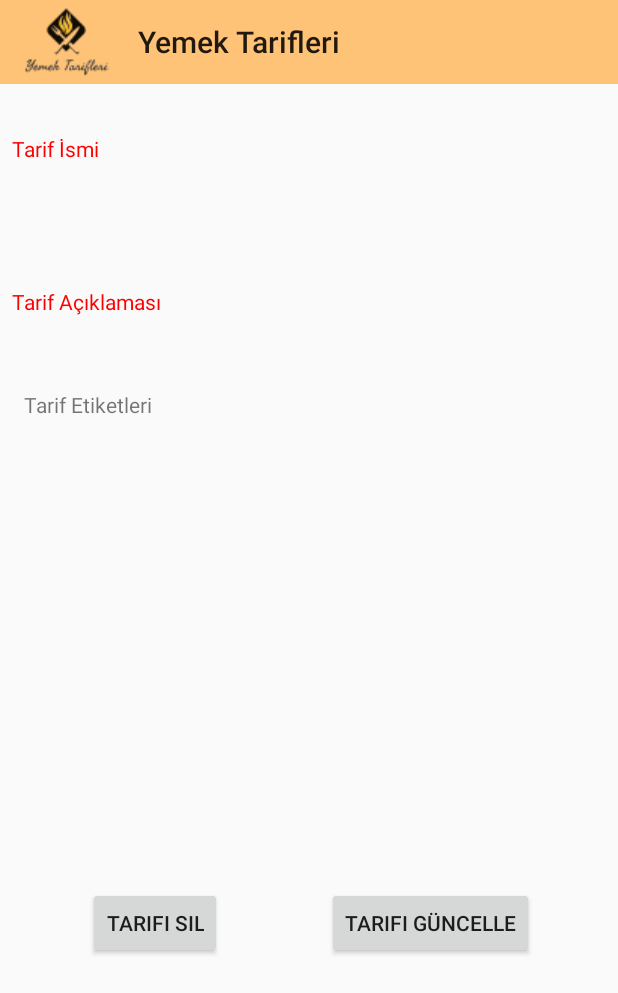
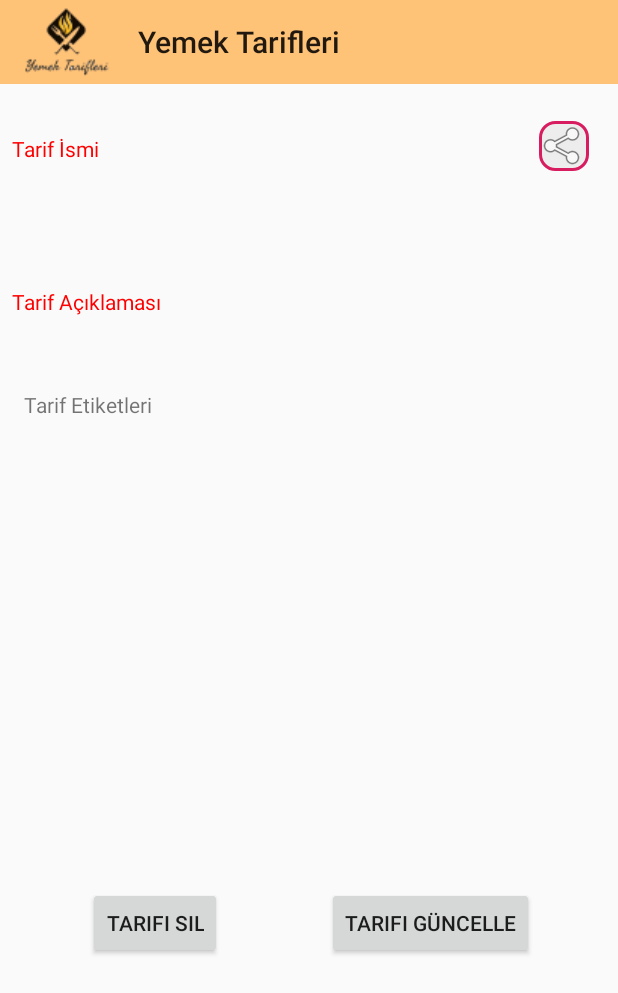
Before and after one commit to burakbaran/Recipe-Management-Service-android, an Android app: the ViewRecipe screen opened directly, with no data from a screen before it, on a phone screen of 412 x 824 dp. Shown: the top 993 px of the screen. Run offline under Robolectric (Android 15) with nearby library versions, the phone set to English and light mode, and no system bars; 5 statements that could not run were skipped.

Commit message:
url share is done.

```diff
--- a/app/src/main/java/com/recipemanagement/recipemanagement/ViewRecipe.java
+++ b/app/src/main/java/com/recipemanagement/recipemanagement/ViewRecipe.java
@@ -12,6 +12,7 @@ import android.view.View;
 import android.widget.ArrayAdapter;
 import android.widget.Button;
 import android.widget.EditText;
+import android.widget.ImageButton;
 import android.widget.ListView;
 
 import org.json.JSONArray;
@@ -34,6 +35,7 @@ public class ViewRecipe extends AppCompatActivity {
     private EditText recipeDetails;
     private Button deleteButton;
     private Button updateButton;
+    private ImageButton shareButton;
     private ListView tagLists;
     private Bundle extra;
     private String id;
@@ -67,9 +69,15 @@ public class ViewRecipe extends AppCompatActivity {
         deleteButton = findViewById(R.id.deleteButton);
         updateButton = findViewById(R.id.updateButton);
         tagLists = findViewById(R.id.tagLists);
+        shareButton= findViewById(R.id.share_button);
         extra = this.getIntent().getExtras();
 
-
+        shareButton.setOnClickListener(new View.OnClickListener() {
+            @Override
+            public void onClick(View v) {
+                shareTextUrl();
+            }
+        });
 
         if(extra == null){
             id = null;
@@ -124,6 +132,20 @@ public class ViewRecipe extends AppCompatActivity {
         editText.setCursorVisible(false);
         editText.setKeyListener(null);
         editText.setBackgroundColor(Color.TRANSPARENT);
+    }
+
+    private void shareTextUrl() {
+        Intent share = new Intent(android.content.Intent.ACTION_SEND);
+        share.setType("text/plain");
+        share.addFlags(Intent.FLAG_ACTIVITY_CLEAR_WHEN_TASK_RESET);
+        String value =(String) extra.get("idofItem");
+
+        // Add data to the intent, the receiving app will decide
+        // what to do with it.
+        share.putExtra(Intent.EXTRA_SUBJECT, "Title Of The Post");
+        share.putExtra(Intent.EXTRA_TEXT, "https://recipe-management-service-web.herokuapp.com/recipe.html?id=" + value);
+
+        startActivity(Intent.createChooser(share, "Tarifi Paylaş!"));
     }
 
     protected class JsonTask extends AsyncTask<Void, Void, JSONObject>
@@ -196,8 +218,9 @@ public class ViewRecipe extends AppCompatActivity {
                 for(int i = 0; i < myJson.length(); i++) {
                     tags.add(myJson.get(i).toString());
                 }
+                adapter.notifyDataSetChanged();
+
                 setTitle(recipeName.getText().toString());
-                adapter.notifyDataSetChanged();
             } catch (JSONException e) {
                 e.printStackTrace();
             }
--- a/app/src/main/res/layout/activity_view_recipe.xml
+++ b/app/src/main/res/layout/activity_view_recipe.xml
@@ -141,6 +141,23 @@
                 app:layout_constraintEnd_toEndOf="parent"
                 app:layout_constraintTop_toBottomOf="@+id/tagLists" />
 
+            <ImageButton
+                android:id="@+id/share_button"
+                android:layout_width="wrap_content"
+                android:layout_height="wrap_content"
+                android:layout_marginStart="8dp"
+                android:layout_marginTop="8dp"
+                android:layout_marginEnd="8dp"
+                android:layout_marginBottom="8dp"
+                android:background="@drawable/custom_background"
+                android:src="@android:drawable/ic_menu_share"
+                app:layout_constraintBottom_toTopOf="@+id/recipeName"
+                app:layout_constraintEnd_toEndOf="parent"
+                app:layout_constraintHorizontal_bias="0.962"
+                app:layout_constraintStart_toEndOf="@+id/textView"
+                app:layout_constraintTop_toTopOf="parent"
+                app:layout_constraintVertical_bias="1.0" />
+
         </android.support.constraint.ConstraintLayout>
     </ScrollView>
 </RelativeLayout>
```
Also changed, not shown: app/src/main/java/com/recipemanagement/recipemanagement/AddActivity.java (+32 -1 lines), app/src/main/res/layout/activity_main2.xml (+63 -14 lines).
